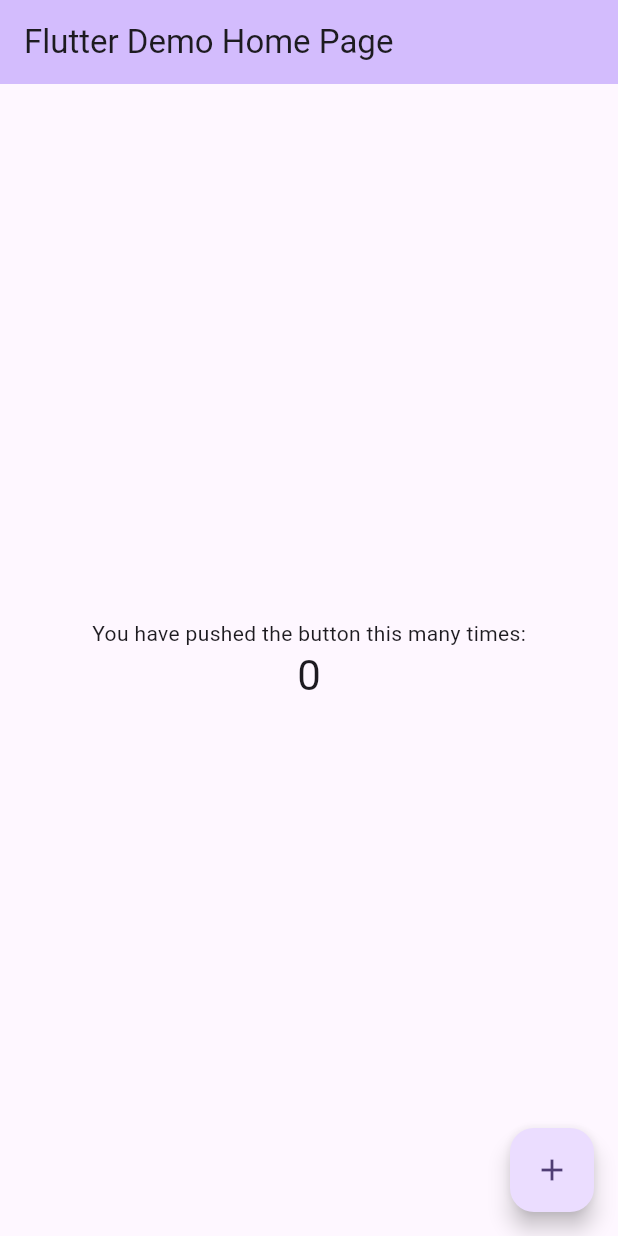
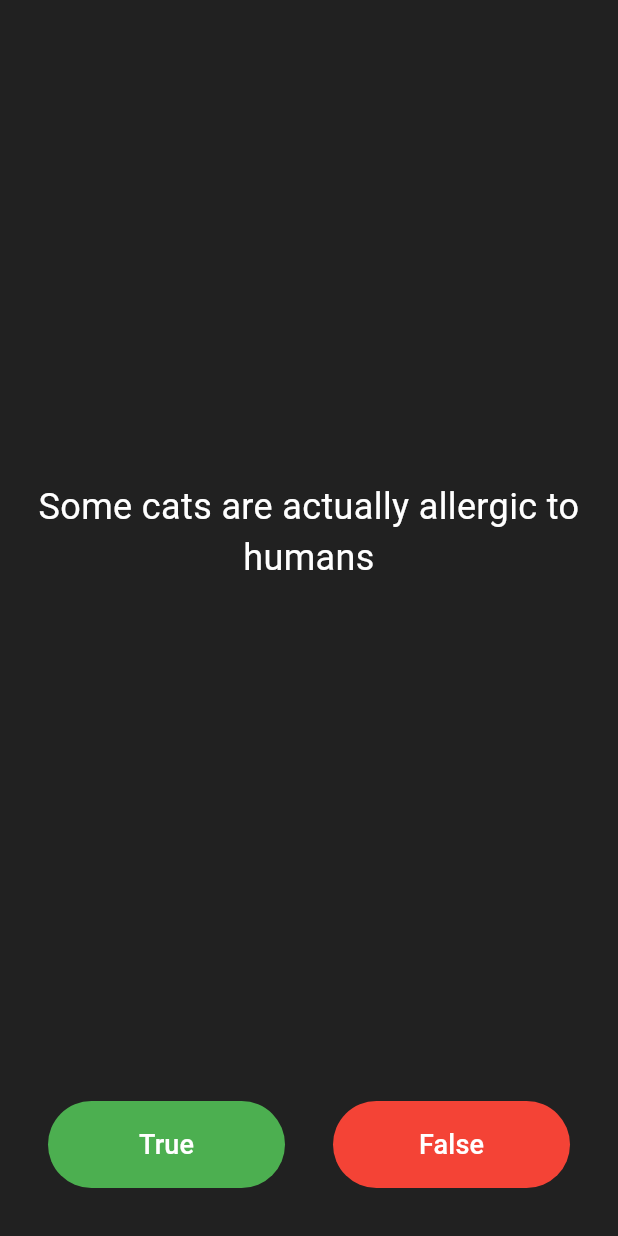
Before and after one commit to sergeyruppel/quizzy_app_flutter, a Flutter app: the screen it shows after launch, on a phone screen of 412 x 824 dp. Run offline on Flutter 3.47's test engine with Material 3 defaults, Android fonts, the phone set to English and light mode, and no system bars.

Commit message:
Develop to Main (#1)
* Convert buttons column to row

* Scorekeeper added

* Displaying the Questions (part 1)

* Displaying the Questions (part 2)

* Checking the User Answer

* Some refactoring

* Some refactoring

* Refactoring

* Some fix

* Update project

* main.dart update

* quiz_logic.dart refactoring

* userScore added

* Alert Dialog added

* 123

* AlertDialog implementaion completed

* Some fixes

```diff
--- a/lib/main.dart
+++ b/lib/main.dart
@@ -1,125 +1,148 @@
 import 'package:flutter/material.dart';
+import 'package:quizzy_app_flutter/quiz_logic.dart';
 
-void main() {
-  runApp(const MyApp());
-}
+void main() => runApp(const Quizzy());
 
-class MyApp extends StatelessWidget {
-  const MyApp({super.key});
+class Quizzy extends StatelessWidget {
+  const Quizzy({super.key});
 
-  // This widget is the root of your application.
   @override
   Widget build(BuildContext context) {
     return MaterialApp(
-      title: 'Flutter Demo',
-      theme: ThemeData(
-        // This is the theme of your application.
-        //
-        // TRY THIS: Try running your application with "flutter run". You'll see
-        // the application has a purple toolbar. Then, without quitting the app,
-        // try changing the seedColor in the colorScheme below to Colors.green
-        // and then invoke "hot reload" (save your changes or press the "hot
-        // reload" button in a Flutter-supported IDE, or press "r" if you used
-        // the command line to start the app).
-        //
-        // Notice that the counter didn't reset back to zero; the application
-        // state is not lost during the reload. To reset the state, use hot
-        // restart instead.
-        //
-        // This works for code too, not just values: Most code changes can be
-        // tested with just a hot reload.
-        colorScheme: ColorScheme.fromSeed(seedColor: Colors.deepPurple),
-        useMaterial3: true,
+      home: Scaffold(
+        backgroundColor: Colors.grey.shade900,
+        body: const SafeArea(
+          child: Padding(
+            padding: EdgeInsets.all(16.0),
+            child: QuizPage(),
+          ),
+        ),
       ),
-      home: const MyHomePage(title: 'Flutter Demo Home Page'),
     );
   }
 }
 
-class MyHomePage extends StatefulWidget {
-  const MyHomePage({super.key, required this.title});
-
-  // This widget is the home page of your application. It is stateful, meaning
-  // that it has a State object (defined below) that contains fields that affect
-  // how it looks.
-
-  // This class is the configuration for the state. It holds the values (in this
-  // case the title) provided by the parent (in this case the App widget) and
-  // used by the build method of the State. Fields in a Widget subclass are
-  // always marked "final".
-
-  final String title;
+class QuizPage extends StatefulWidget {
+  const QuizPage({super.key});
 
   @override
-  State<MyHomePage> createState() => _MyHomePageState();
+  QuizPageState createState() => QuizPageState();
 }
 
-class _MyHomePageState extends State<MyHomePage> {
-  int _counter = 0;
+class QuizPageState extends State<QuizPage> {
+  final quizLogic = QuizLogic();
 
-  void _incrementCounter() {
-    setState(() {
-      // This call to setState tells the Flutter framework that something has
-      // changed in this State, which causes it to rerun the build method below
-      // so that the display can reflect the updated values. If we changed
-      // _counter without calling setState(), then the build method would not be
-      // called again, and so nothing would appear to happen.
-      _counter++;
-    });
+  var scoreKeeper = <Icon>[];
+
+  Future<void> showAlert(BuildContext context) {
+    return showDialog<void>(
+      context: context,
+      barrierDismissible: false,
+      builder: (BuildContext context) => AlertDialog(
+        title: const Text('Finished!'),
+        content: Text(quizLogic.getUserScore()),
+        actions: <Widget>[
+          TextButton(
+            onPressed: () {
+              Navigator.pop(context, 'OK');
+              setState(() {
+                scoreKeeper.clear();
+                quizLogic.updateQuestion();
+              });
+            },
+            child: const Text(
+              'OK',
+              style: TextStyle(
+                color: Colors.green,
+              ),
+            ),
+          ),
+        ],
+      ),
+    );
   }
 
   @override
   Widget build(BuildContext context) {
-    // This method is rerun every time setState is called, for instance as done
-    // by the _incrementCounter method above.
-    //
-    // The Flutter framework has been optimized to make rerunning build methods
-    // fast, so that you can just rebuild anything that needs updating rather
-    // than having to individually change instances of widgets.
-    return Scaffold(
-      appBar: AppBar(
-        // TRY THIS: Try changing the color here to a specific color (to
-        // Colors.amber, perhaps?) and trigger a hot reload to see the AppBar
-        // change color while the other colors stay the same.
-        backgroundColor: Theme.of(context).colorScheme.inversePrimary,
-        // Here we take the value from the MyHomePage object that was created by
-        // the App.build method, and use it to set our appbar title.
-        title: Text(widget.title),
-      ),
-      body: Center(
-        // Center is a layout widget. It takes a single child and positions it
-        // in the middle of the parent.
-        child: Column(
-          // Column is also a layout widget. It takes a list of children and
-          // arranges them vertically. By default, it sizes itself to fit its
-          // children horizontally, and tries to be as tall as its parent.
-          //
-          // Column has various properties to control how it sizes itself and
-          // how it positions its children. Here we use mainAxisAlignment to
-          // center the children vertically; the main axis here is the vertical
-          // axis because Columns are vertical (the cross axis would be
-          // horizontal).
-          //
-          // TRY THIS: Invoke "debug painting" (choose the "Toggle Debug Paint"
-          // action in the IDE, or press "p" in the console), to see the
-          // wireframe for each widget.
-          mainAxisAlignment: MainAxisAlignment.center,
-          children: <Widget>[
-            const Text(
-              'You have pushed the button this many times:',
+    return Column(
+      // mainAxisAlignment: MainAxisAlignment.spaceBetween,
+      // crossAxisAlignment: CrossAxisAlignment.stretch,
+      children: [
+        Expanded(
+          child: Center(
+            child: Text(
+              quizLogic.getQuestionText(),
+              textAlign: TextAlign.center,
+              style: const TextStyle(fontSize: 24.0, color: Colors.white),
             ),
-            Text(
-              '$_counter',
-              style: Theme.of(context).textTheme.headlineMedium,
+          ),
+        ),
+        SizedBox(
+          height: 24.0,
+          child: Row(
+            mainAxisAlignment: MainAxisAlignment.center,
+            children: scoreKeeper,
+          ),
+        ),
+        Row(
+          children: [
+            Expanded(
+              child: Padding(
+                padding: const EdgeInsets.all(16.0),
+                child: TextButton(
+                  style: ButtonStyle(
+                    backgroundColor: WidgetStateProperty.all(Colors.green),
+                  ),
+                  child: const Padding(
+                    padding: EdgeInsets.all(8.0),
+                    child: Text(
+                      'True',
+                      style: TextStyle(color: Colors.white, fontSize: 18.0),
+                    ),
+                  ),
+                  onPressed: () {
+                    setState(() {
+                      scoreKeeper.add(quizLogic.checkAnswer(true));
+                    });
+                    if (quizLogic.shouldShowAlert()) {
+                      showAlert(context);
+                    } else {
+                      quizLogic.updateQuestion();
+                    }
+                  },
+                ),
+              ),
+            ),
+            Expanded(
+              child: Padding(
+                padding: const EdgeInsets.all(16.0),
+                child: TextButton(
+                  style: ButtonStyle(
+                    backgroundColor: WidgetStateProperty.all(Colors.red),
+                  ),
+                  child: const Padding(
+                    padding: EdgeInsets.all(8.0),
+                    child: Text(
+                      'False',
+                      style: TextStyle(fontSize: 18.0, color: Colors.white),
+                    ),
+                  ),
+                  onPressed: () {
+                    setState(() {
+                      scoreKeeper.add(quizLogic.checkAnswer(false));
+                    });
+                    if (quizLogic.shouldShowAlert()) {
+                      showAlert(context);
+                    } else {
+                      quizLogic.updateQuestion();
+                    }
+                  },
+                ),
+              ),
             ),
           ],
         ),
-      ),
-      floatingActionButton: FloatingActionButton(
-        onPressed: _incrementCounter,
-        tooltip: 'Increment',
-        child: const Icon(Icons.add),
-      ), // This trailing comma makes auto-formatting nicer for build methods.
+      ],
     );
   }
 }
--- /dev/null
+++ b/lib/question.dart
@@ -0,0 +1,6 @@
+class Question {
+  final String questionText;
+  final bool questionAnswer;
+
+  Question(this.questionText, this.questionAnswer);
+}
--- /dev/null
+++ b/lib/quiz_logic.dart
@@ -0,0 +1,60 @@
+import 'package:flutter/material.dart';
+import 'package:quizzy_app_flutter/question.dart';
+
+class QuizLogic {
+  var _questionNumber = 0;
+  var _userScore = 0;
+
+  final _questionList = <Question>[
+    Question('Some cats are actually allergic to humans', true),
+    Question('You can lead a cow down stairs but not up stairs.', false),
+    Question('Approximately one quarter of human bones are in the feet.', true),
+    Question('A slug\'s blood is green.', true),
+    Question('Buzz Aldrin\'s mother\'s maiden name was "Moon".', true),
+    Question('It is illegal to pee in the Ocean in Portugal.', true),
+    Question(
+        'No piece of square dry paper can be folded in half more than 7 times.',
+        false),
+    Question(
+        'In London, UK, if you happen to die in the House of Parliament, you are technically entitled to a state funeral, because the building is considered too sacred a place.',
+        true),
+    Question(
+        'The loudest sound produced by any animal is 188 decibels. That animal is the African Elephant.',
+        false),
+    Question(
+        'The total surface area of two human lungs is approximately 70 square metres.',
+        true),
+    Question('Google was originally called "Backrub".', true),
+    Question(
+        'Chocolate affects a dog\'s heart and nervous system; a few ounces are enough to kill a small dog.',
+        true),
+    Question(
+        'In West Virginia, USA, if you accidentally hit an animal with your car, you are free to take it home to eat.',
+        true),
+  ];
+
+  void updateQuestion() {
+    if (_questionNumber < _questionList.length - 1) {
+      _questionNumber += 1;
+    } else {
+      _questionNumber = 0;
+      _userScore = 0;
+    }
+  }
+
+  String getQuestionText() => _questionList[_questionNumber].questionText;
+
+  Icon checkAnswer(bool userAnswer) {
+    if (userAnswer == _questionList[_questionNumber].questionAnswer) {
+      _userScore += 1;
+      return const Icon(Icons.check, color: Colors.green);
+    } else {
+      return const Icon(Icons.close, color: Colors.red);
+    }
+  }
+
+  bool shouldShowAlert() =>
+      _questionNumber + 1 == _questionList.length ? true : false;
+
+  String getUserScore() => 'Your score: $_userScore/${_questionList.length}';
+}
```
Also changed, not shown: pubspec.lock, 3 other files.
